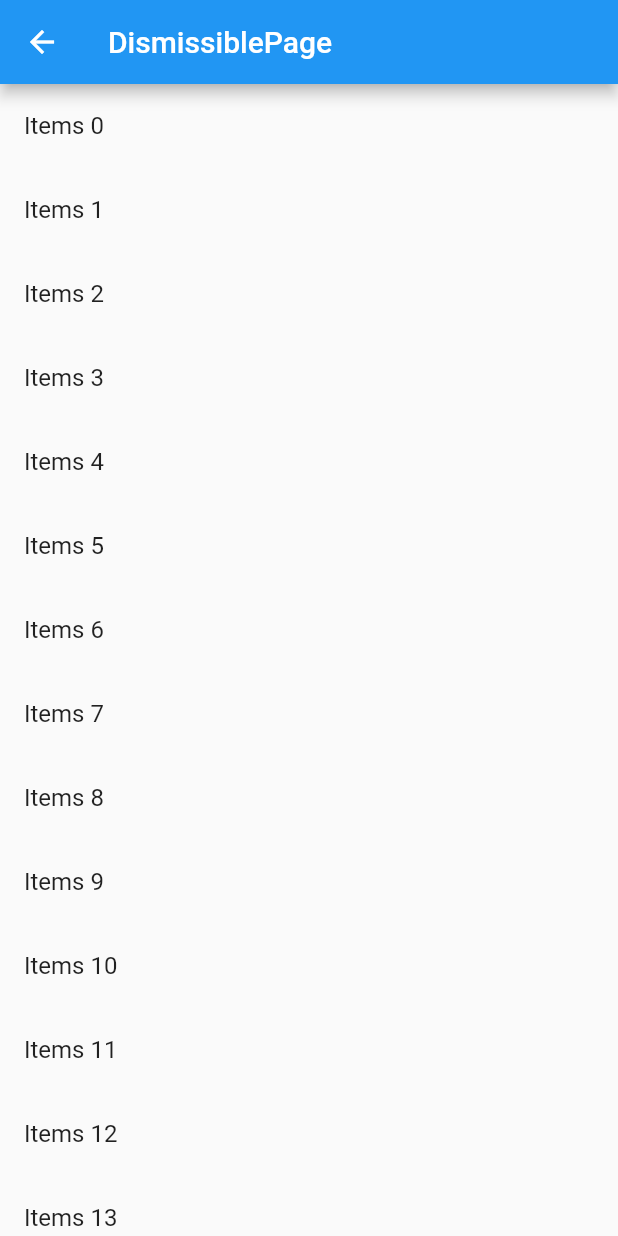
After one commit to wanglu1209/WFlutterDemo, a Flutter app: the DismissiblePage screen opened by its route, on a phone screen of 412 x 824 dp. The commit adds this screen. Run offline on Flutter 3.47's test engine with Material 2 defaults, Android fonts, the phone set to English and light mode, and no system bars; our stand-ins replace dio; missing offline and left inert: common_utils.

Commit message:
Dismissible

```diff
--- /dev/null
+++ b/wx_demo_project/lib/dismissible_page.dart
@@ -0,0 +1,149 @@
+import 'package:flutter/material.dart';
+
+class DismissiblePage extends StatefulWidget {
+  @override
+  _DismissiblePageState createState() => _DismissiblePageState();
+}
+
+class _DismissiblePageState extends State<DismissiblePage> {
+  // 生成列表数据
+  var _listData = List<String>.generate(30, (i) => 'Items $i');
+
+  @override
+  Widget build(BuildContext context) {
+    return Scaffold(
+      appBar: AppBar(
+        title: Text('DismissiblePage'),
+      ),
+      body: _createListView(),
+    );
+  }
+
+  // 创建ListView
+  Widget _createListView() {
+    return ListView.builder(
+      itemCount: _listData.length,
+      itemBuilder: (context, index) {
+        return Dismissible(
+          // Key
+          key: Key('key${_listData[index]}'),
+          // Child
+          child: ListTile(
+            title: Text('${_listData[index]}'),
+          ),
+          onDismissed: (direction) {
+            var _snackStr;
+            if (direction == DismissDirection.endToStart) {
+              // 从右向左  也就是删除
+              _snackStr = '删除了${_listData[index]}';
+            } else if (direction == DismissDirection.startToEnd) {
+              _snackStr = '收藏了${_listData[index]}';
+            }
+
+            // 展示 SnackBar
+            Scaffold.of(context).showSnackBar(SnackBar(
+              content: Text(_snackStr),
+              duration: Duration(milliseconds: 400),
+            ));
+
+            // 删除后刷新列表，以达到真正的删除
+            setState(() {
+              _listData.removeAt(index);
+            });
+          },
+          background: Container(
+            color: Colors.green,
+            // 这里使用 ListTile 因为可以快速设置左右两端的Icon
+            child: ListTile(
+              leading: Icon(
+                Icons.bookmark,
+                color: Colors.white,
+              ),
+            ),
+          ),
+
+          secondaryBackground: Container(
+            color: Colors.red,
+            // 这里使用 ListTile 因为可以快速设置左右两端的Icon
+            child: ListTile(
+              trailing: Icon(
+                Icons.delete,
+                color: Colors.white,
+              ),
+            ),
+          ),
+
+          confirmDismiss: (direction) async {
+            var _confirmContent;
+
+            var _alertDialog;
+
+            if (direction == DismissDirection.endToStart) {
+              // 从右向左  也就是删除
+              _confirmContent = '确认删除${_listData[index]}？';
+              _alertDialog = _createDialog(
+                _confirmContent,
+                () {
+                  // 展示 SnackBar
+                  Scaffold.of(context).showSnackBar(SnackBar(
+                    content: Text('确认删除${_listData[index]}'),
+                    duration: Duration(milliseconds: 400),
+                  ));
+                  Navigator.of(context).pop(true);
+                },
+                () {
+                  // 展示 SnackBar
+                  Scaffold.of(context).showSnackBar(SnackBar(
+                    content: Text('不删除${_listData[index]}'),
+                    duration: Duration(milliseconds: 400),
+                  ));
+                  Navigator.of(context).pop(false);
+                },
+              );
+            } else if (direction == DismissDirection.startToEnd) {
+              _confirmContent = '确认收藏${_listData[index]}？';
+              _alertDialog = _createDialog(
+                _confirmContent,
+                () {
+                  // 展示 SnackBar
+                  Scaffold.of(context).showSnackBar(SnackBar(
+                    content: Text('确认收藏${_listData[index]}'),
+                    duration: Duration(milliseconds: 400),
+                  ));
+                  Navigator.of(context).pop(true);
+                },
+                () {
+                  // 展示 SnackBar
+                  Scaffold.of(context).showSnackBar(SnackBar(
+                    content: Text('不收藏${_listData[index]}'),
+                    duration: Duration(milliseconds: 400),
+                  ));
+                  Navigator.of(context).pop(false);
+                },
+              );
+            }
+
+            var isDismiss = await showDialog(
+                context: context,
+                builder: (context) {
+                  return _alertDialog;
+                });
+            return isDismiss;
+          },
+        );
+      },
+    );
+  }
+
+  Widget _createDialog(
+      String _confirmContent, Function sureFunction, Function cancelFunction) {
+    return AlertDialog(
+      title: Text('Confirm'),
+      content: Text(_confirmContent),
+      actions: <Widget>[
+        FlatButton(onPressed: sureFunction, child: Text('sure')),
+        FlatButton(onPressed: cancelFunction, child: Text('cancel')),
+      ],
+    );
+  }
+}
--- a/wx_demo_project/lib/main.dart
+++ b/wx_demo_project/lib/main.dart
@@ -4,6 +4,7 @@ import 'package:wx_demo_project/safe_area_page.dart';
 import 'HeroDetailPage.dart';
 import 'animated_container_page.dart';
 import 'back_drop_filter_page.dart';
+import 'dismissible_page.dart';
 import 'future_builder_page.dart';
 import 'hero_page.dart';
 
@@ -26,6 +27,7 @@ class MyApp extends StatelessWidget {
         'BackdropFilterPage': (context) => BackdropFilterPage(),
         'HeroPage': (context) => HeroPage(),
         'HeroDetailPage': (context) => HeroDetailPage(),
+        'DismissiblePage': (context) => DismissiblePage(),
       },
     );
   }
@@ -81,6 +83,12 @@ class _MyHomePageState extends State<MyHomePage> {
               },
               child: Text('HeroPage'),
             ),
+            RaisedButton(
+              onPressed: () {
+                navigateTo('DismissiblePage');
+              },
+              child: Text('DismissiblePage'),
+            ),
           ],
         ),
       ),
```
